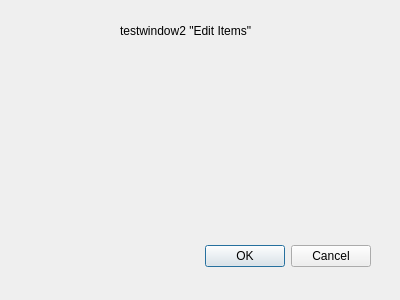
Before: the Qt Designer form testGUI/testGUI/testwindow2.ui in Ingvildk/SoftwareEngineering441, drawn with Qt 5.
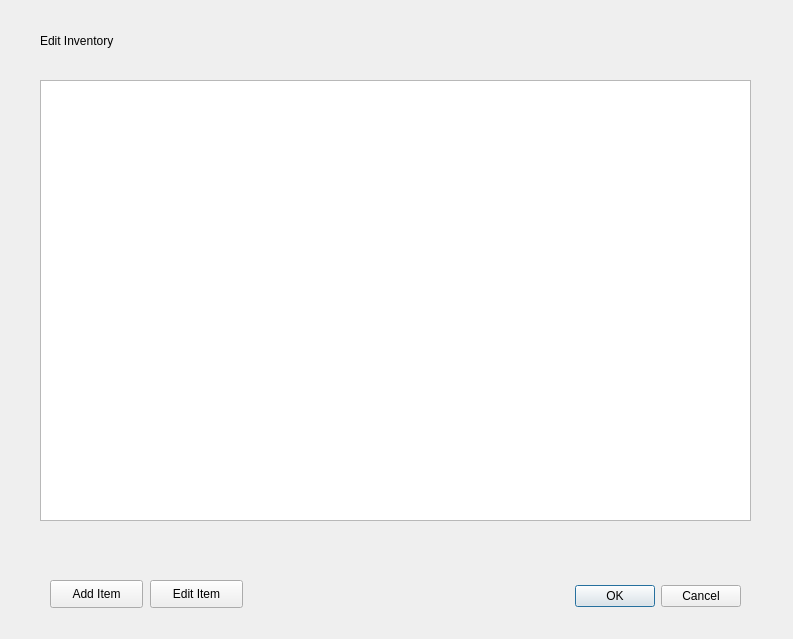
After: the same form once the commit is applied.

```diff
--- a/testGUI/testGUI/testwindow2.ui
+++ b/testGUI/testGUI/testwindow2.ui
@@ -6,8 +6,8 @@
    <rect>
     <x>0</x>
     <y>0</y>
-    <width>400</width>
-    <height>300</height>
+    <width>793</width>
+    <height>639</height>
    </rect>
   </property>
   <property name="windowTitle">
@@ -16,8 +16,8 @@
   <widget class="QDialogButtonBox" name="buttonBox">
    <property name="geometry">
     <rect>
-     <x>30</x>
-     <y>240</y>
+     <x>400</x>
+     <y>580</y>
      <width>341</width>
      <height>32</height>
     </rect>
@@ -32,14 +32,50 @@
   <widget class="QLabel" name="label">
    <property name="geometry">
     <rect>
-     <x>120</x>
-     <y>20</y>
+     <x>40</x>
+     <y>30</y>
      <width>141</width>
      <height>21</height>
     </rect>
    </property>
    <property name="text">
-    <string>testwindow2 &quot;Edit Items&quot;</string>
+    <string>Edit Inventory</string>
+   </property>
+  </widget>
+  <widget class="QTableWidget" name="tableWidget">
+   <property name="geometry">
+    <rect>
+     <x>40</x>
+     <y>80</y>
+     <width>711</width>
+     <height>441</height>
+    </rect>
+   </property>
+  </widget>
+  <widget class="QPushButton" name="pushButton">
+   <property name="geometry">
+    <rect>
+     <x>50</x>
+     <y>580</y>
+     <width>93</width>
+     <height>28</height>
+    </rect>
+   </property>
+   <property name="text">
+    <string>Add Item</string>
+   </property>
+  </widget>
+  <widget class="QPushButton" name="pushButton_2">
+   <property name="geometry">
+    <rect>
+     <x>150</x>
+     <y>580</y>
+     <width>93</width>
+     <height>28</height>
+    </rect>
+   </property>
+   <property name="text">
+    <string>Edit Item</string>
    </property>
   </widget>
  </widget>
```
